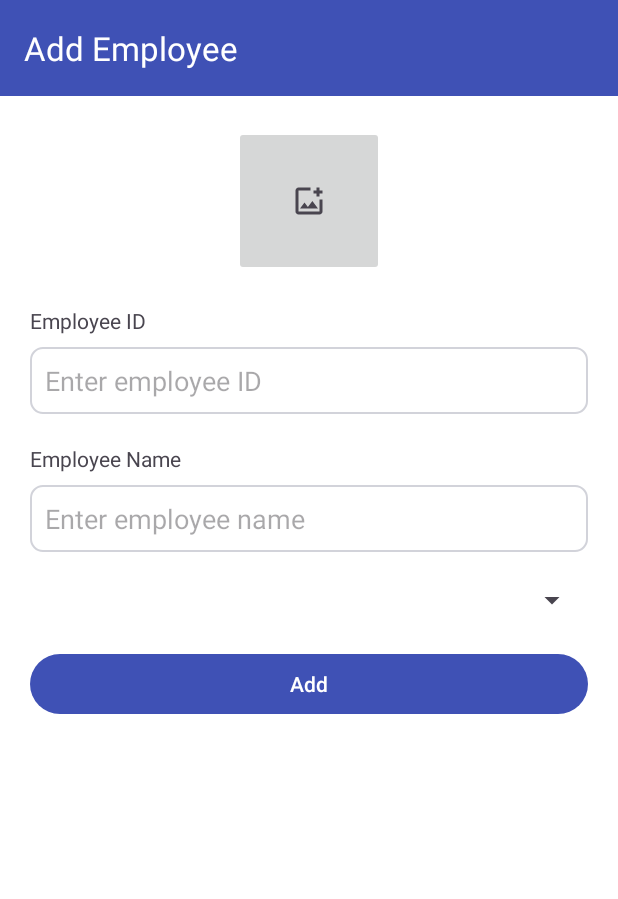
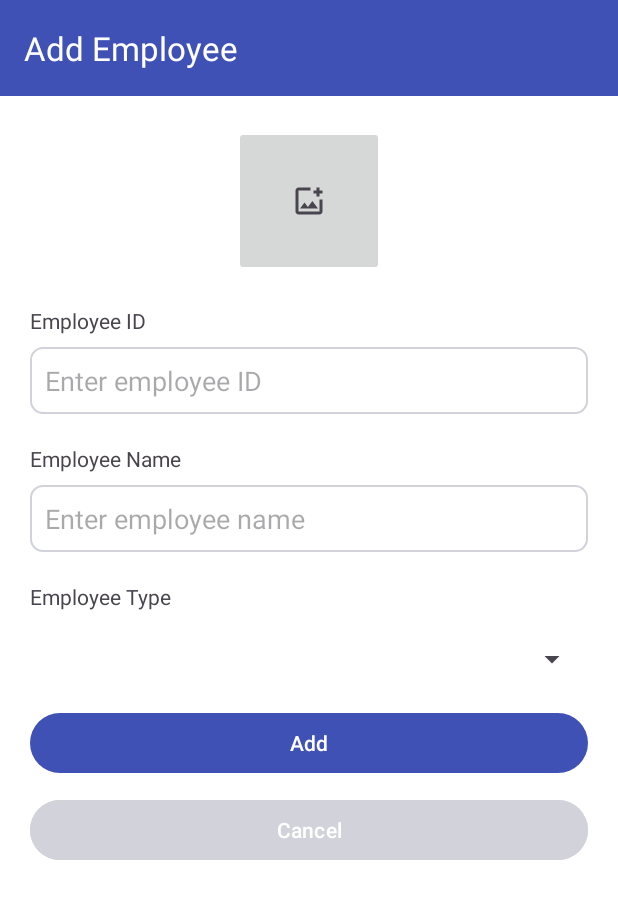
Before and after one commit to keybtsta/payroll, an Android app: the AddActivity screen opened directly, with no data from a screen before it, on a phone screen of 412 x 824 dp. Shown: the top 899 px of the screen. Run offline under Robolectric (Android 15) with nearby library versions, the phone set to English and light mode, and no system bars.

Commit message:
activity_add.xml ui

```diff
--- a/app/src/main/res/layout/activity_add.xml
+++ b/app/src/main/res/layout/activity_add.xml
@@ -74,6 +74,13 @@
                 android:layout_marginTop="8dp"
                 android:inputType="text" />
 
+            <TextView
+                android:id="@+id/textView9"
+                android:layout_width="match_parent"
+                android:layout_height="wrap_content"
+                android:layout_marginTop="20dp"
+                android:text="Employee Type" />
+
             <Spinner
                 android:id="@+id/spinnerEmpType"
                 android:layout_marginTop="20dp"
@@ -81,11 +88,19 @@
                 android:layout_height="wrap_content" />
 
             <Button
-                android:id="@+id/btnAdd"
+                android:id="@+id/btnCancel"
                 android:layout_width="match_parent"
                 android:layout_height="wrap_content"
                 android:layout_marginTop="20dp"
                 android:text="Add" />
+
+            <Button
+                android:id="@+id/btnCancel"
+                android:layout_width="match_parent"
+                android:layout_height="wrap_content"
+                android:layout_marginTop="10dp"
+                android:backgroundTint="@color/grey"
+                android:text="Cancel" />
         </LinearLayout>
 
     </LinearLayout>
```
